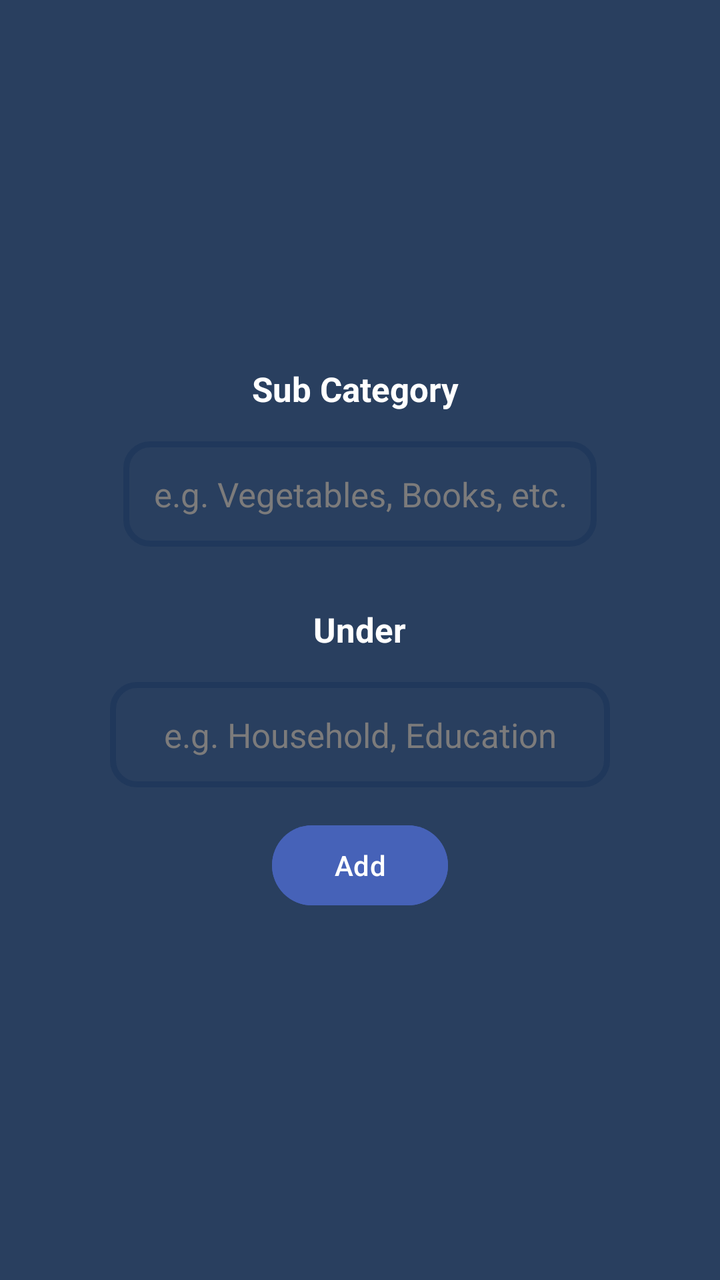
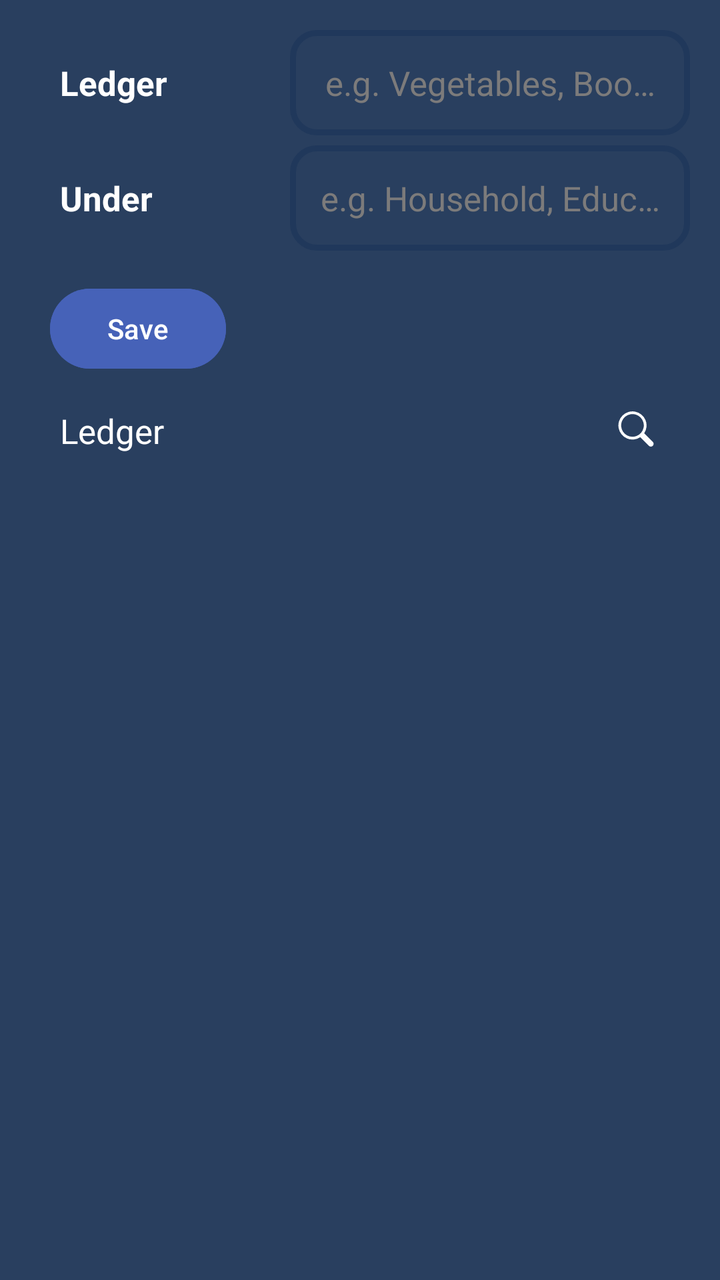

Screens rendered from an Android XML layout before and after an edit, with the pre-edit source and the edit as a unified diff.
<!-- AndroidManifest.xml: application theme Theme.GharKharch -->
<!-- res/layout/fragment_add_sub_category.xml -->
<?xml version="1.0" encoding="utf-8"?>
<LinearLayout xmlns:android="http://schemas.android.com/apk/res/android"
    android:layout_width="match_parent"
    android:layout_height="match_parent"
    android:background="@color/backgroundColor"
    android:gravity="center"
    android:orientation="vertical">

    <TextView
        android:layout_width="wrap_content"
        android:layout_height="wrap_content"
        android:padding="@dimen/padding_large"
        android:text="Sub Category "
        android:textColor="@color/primaryTextColor"
        android:textSize="@dimen/text_size_large"
        android:textStyle="bold" />

    <EditText
        android:id="@+id/input_sub_category"
        android:layout_width="wrap_content"
        android:layout_height="wrap_content"
        android:background="@drawable/search_bar_bordered_bg"
        android:gravity="center"
        android:hint="@string/hint_sub_category"
        android:importantForAutofill="no"
        android:inputType="text"
        android:maxLength="15"
        android:padding="@dimen/padding_large"
        android:textColorHint="@color/primaryTextColorVariant"
        android:textSize="@dimen/text_size_large" />

    <TextView
        android:layout_width="wrap_content"
        android:layout_height="wrap_content"
        android:layout_marginTop="@dimen/margin_large"
        android:padding="@dimen/padding_large"
        android:text="Under"
        android:textColor="@color/primaryTextColor"
        android:textSize="@dimen/text_size_large"
        android:textStyle="bold" />

    <EditText
        android:id="@+id/input_category"
        android:layout_width="250dp"
        android:layout_height="wrap_content"
        android:background="@drawable/search_bar_bordered_bg"
        android:ellipsize="end"
        android:gravity="center"
        android:hint="@string/hint_category"
        android:importantForAutofill="no"
        android:inputType="text"
        android:maxLength="15"
        android:padding="@dimen/padding_large"
        android:textColorHint="@color/primaryTextColorVariant"
        android:textSize="@dimen/text_size_large" />

    <Button
        android:id="@+id/addBtn"
        android:layout_width="wrap_content"
        android:layout_height="wrap_content"
        android:layout_gravity="center"
        android:layout_marginVertical="@dimen/margin_large"
        android:backgroundTint="@color/buttonColor"
        android:text="Add"
        android:textColor="@color/primaryTextColor" />

    <androidx.recyclerview.widget.RecyclerView
        android:id="@+id/category_search_list"
        android:layout_width="250dp"
        android:layout_height="wrap_content"
        android:layout_gravity="center"
        android:layout_marginVertical="@dimen/margin_small"
        android:background="@drawable/rounded_panel"
        android:backgroundTint="@color/backgroundColor"
        android:clipToOutline="true"
        android:outlineProvider="background"
        android:visibility="gone" />

</LinearLayout>
<!-- resources referenced by this layout -->
<resources>
  <color name="backgroundColor">#293F5F</color>
  <color name="buttonColor">#4662B8</color>
  <color name="primaryTextColor">#FFFFFF</color>
  <color name="primaryTextColorVariant">#7C7B7B</color>
  <dimen name="margin_large">15dp</dimen>
  <dimen name="margin_small">5dp</dimen>
  <dimen name="padding_large">15dp</dimen>
  <dimen name="text_size_large">17sp</dimen>
  <!-- drawable rounded_panel (drawable) -->
  <?xml version="1.0" encoding="utf-8"?>
  <shape xmlns:android="http://schemas.android.com/apk/res/android"
      android:shape="rectangle">
      <corners android:radius="8dp" />
  </shape>
  <!-- drawable search_bar_bordered_bg (drawable) -->
  <?xml version="1.0" encoding="utf-8"?>
  <shape xmlns:android="http://schemas.android.com/apk/res/android"
      android:shape="rectangle">
      <stroke
          android:width="3dp"
          android:color="@color/backgroundColorVariant" />
      <corners android:radius="12dp" />
  </shape>
  <string name="hint_category">e.g. Household, Education</string>
  <string name="hint_sub_category">e.g. Vegetables, Books, etc.</string>
  <style name="Theme.GharKharch" parent="Base.Theme.GharKharch">
          <item name="colorPrimary">@color/backgroundColor</item>
          <item name="colorSecondary">@color/lGrey</item>
          
          <item name="colorOnSecondary">@color/primaryTextColor</item>
          <item name="colorOnPrimary">@color/primaryTextColor</item>
          
          <item name="android:textColor">@color/primaryTextColor</item>
          <item name="android:textColorPrimary">@color/primaryTextColor</item>
          <item name="android:textColorSecondary">@color/primaryTextColorVariant</item>
      </style>
  <color name="backgroundColorVariant">#20385B</color>
  <style name="Base.Theme.GharKharch" parent="Theme.Material3.DayNight.NoActionBar">
          
      </style>
  <color name="lGrey">#616161</color>
</resources>

<!-- the commit's change to res/layout/fragment_add_sub_category.xml (unified diff, before → after) -->
@@ -1,79 +1,127 @@
 <?xml version="1.0" encoding="utf-8"?>
-<LinearLayout xmlns:android="http://schemas.android.com/apk/res/android"
+<androidx.constraintlayout.widget.ConstraintLayout xmlns:android="http://schemas.android.com/apk/res/android"
+    xmlns:app="http://schemas.android.com/apk/res-auto"
     android:layout_width="match_parent"
     android:layout_height="match_parent"
     android:background="@color/backgroundColor"
-    android:gravity="center"
-    android:orientation="vertical">
+    android:padding="@dimen/padding_large">
 
     <TextView
-        android:layout_width="wrap_content"
+        android:layout_width="0dp"
         android:layout_height="wrap_content"
         android:padding="@dimen/padding_large"
-        android:text="Sub Category "
+        android:text="Ledger"
         android:textColor="@color/primaryTextColor"
         android:textSize="@dimen/text_size_large"
-        android:textStyle="bold" />
+        android:textStyle="bold"
+        app:layout_constraintBottom_toBottomOf="@id/input_sub_category"
+        app:layout_constraintEnd_toStartOf="@id/input_sub_category"
+        app:layout_constraintStart_toStartOf="parent"
+        app:layout_constraintTop_toTopOf="@id/input_sub_category" />
 
     <EditText
         android:id="@+id/input_sub_category"
-        android:layout_width="wrap_content"
+        style="@style/custom_edit_text"
+        android:layout_width="200dp"
         android:layout_height="wrap_content"
-        android:background="@drawable/search_bar_bordered_bg"
-        android:gravity="center"
         android:hint="@string/hint_sub_category"
-        android:importantForAutofill="no"
-        android:inputType="text"
-        android:maxLength="15"
-        android:padding="@dimen/padding_large"
-        android:textColorHint="@color/primaryTextColorVariant"
-        android:textSize="@dimen/text_size_large" />
+        android:textSize="@dimen/text_size_large"
+        app:layout_constraintEnd_toEndOf="parent"
+        app:layout_constraintTop_toTopOf="parent" />
 
     <TextView
-        android:layout_width="wrap_content"
+        android:layout_width="0dp"
         android:layout_height="wrap_content"
-        android:layout_marginTop="@dimen/margin_large"
+        android:layout_marginVertical="@dimen/margin_small"
         android:padding="@dimen/padding_large"
         android:text="Under"
         android:textColor="@color/primaryTextColor"
         android:textSize="@dimen/text_size_large"
-        android:textStyle="bold" />
+        android:textStyle="bold"
+        app:layout_constraintBottom_toBottomOf="@id/input_category"
+        app:layout_constraintEnd_toStartOf="@id/input_category"
+        app:layout_constraintStart_toStartOf="parent"
+        app:layout_constraintTop_toTopOf="@id/input_category" />
 
     <EditText
         android:id="@+id/input_category"
-        android:layout_width="250dp"
+        style="@style/custom_edit_text"
+        android:layout_width="200dp"
         android:layout_height="wrap_content"
-        android:background="@drawable/search_bar_bordered_bg"
-        android:ellipsize="end"
-        android:gravity="center"
+        android:layout_marginVertical="@dimen/margin_small"
         android:hint="@string/hint_category"
-        android:importantForAutofill="no"
-        android:inputType="text"
-        android:maxLength="15"
-        android:padding="@dimen/padding_large"
-        android:textColorHint="@color/primaryTextColorVariant"
-        android:textSize="@dimen/text_size_large" />
+        android:textSize="@dimen/text_size_large"
+        app:layout_constraintEnd_toEndOf="parent"
+        app:layout_constraintTop_toBottomOf="@id/input_sub_category" />
 
     <Button
         android:id="@+id/addBtn"
         android:layout_width="wrap_content"
         android:layout_height="wrap_content"
-        android:layout_gravity="center"
         android:layout_marginVertical="@dimen/margin_large"
+        android:layout_marginStart="@dimen/margin_medium"
         android:backgroundTint="@color/buttonColor"
-        android:text="Add"
-        android:textColor="@color/primaryTextColor" />
+        android:text="Save"
+        android:textColor="@color/primaryTextColor"
+        app:layout_constraintStart_toStartOf="parent"
+        app:layout_constraintTop_toBottomOf="@id/input_category" />
 
     <androidx.recyclerview.widget.RecyclerView
         android:id="@+id/category_search_list"
-        android:layout_width="250dp"
-        android:layout_height="wrap_content"
-        android:layout_gravity="center"
+        android:layout_width="0dp"
+        android:layout_height="300dp"
         android:layout_marginVertical="@dimen/margin_small"
         android:background="@drawable/rounded_panel"
         android:backgroundTint="@color/backgroundColor"
         android:clipToOutline="true"
         android:outlineProvider="background"
-        android:visibility="gone" />
+        android:translationZ="5dp"
+        android:visibility="gone"
+        app:layout_constraintEnd_toEndOf="@id/input_category"
+        app:layout_constraintStart_toStartOf="@id/input_category"
+        app:layout_constraintTop_toBottomOf="@id/input_category" />
 
-</LinearLayout>
+    <LinearLayout
+        android:id="@+id/list_container"
+        android:layout_width="match_parent"
+        android:layout_height="wrap_content"
+        android:gravity="center"
+        android:orientation="horizontal"
+        app:layout_constraintTop_toBottomOf="@id/addBtn">
+
+        <TextView
+            android:layout_width="0dp"
+            android:layout_height="wrap_content"
+            android:layout_weight="1"
+            android:padding="@dimen/padding_large"
+            android:text="Ledger"
+            android:textSize="@dimen/text_size_large" />
+
+        <SearchView
+            android:id="@+id/search_bar"
+            android:layout_width="match_parent"
+            android:layout_height="wrap_content"
+            android:background="@drawable/search_bar_bordered_bg"
+            android:visibility="gone" />
+
+        <ImageView
+            android:id="@+id/search_button"
+            android:layout_width="wrap_content"
+            android:layout_height="wrap_content"
+            android:importantForAccessibility="no"
+            android:padding="@dimen/padding_large"
+            android:src="@drawable/search_icon" />
+
+    </LinearLayout>
+
+    <androidx.recyclerview.widget.RecyclerView
+        android:id="@+id/sub_category_list"
+        android:layout_width="0dp"
+        android:layout_height="0dp"
+        android:layout_marginVertical="@dimen/margin_small"
+        app:layout_constraintBottom_toBottomOf="parent"
+        app:layout_constraintEnd_toEndOf="@id/list_container"
+        app:layout_constraintStart_toStartOf="@id/list_container"
+        app:layout_constraintTop_toBottomOf="@id/list_container" />
+
+</androidx.constraintlayout.widget.ConstraintLayout>
<!-- resource entries referenced after the edit -->
@@ -5,6 +5,7 @@
   <color name="primaryTextColor">#FFFFFF</color>
   <color name="primaryTextColorVariant">#7C7B7B</color>
   <dimen name="margin_large">15dp</dimen>
+  <dimen name="margin_medium">10dp</dimen>
   <dimen name="margin_small">5dp</dimen>
   <dimen name="padding_large">15dp</dimen>
   <dimen name="text_size_large">17sp</dimen>
@@ -23,8 +24,32 @@
           android:color="@color/backgroundColorVariant" />
       <corners android:radius="12dp" />
   </shape>
+  <!-- drawable search_icon (drawable) -->
+  <vector xmlns:android="http://schemas.android.com/apk/res/android"
+      android:width="24dp"
+      android:height="24dp"
+      android:tint="@color/white"
+      android:viewportWidth="19"
+      android:viewportHeight="19">
+  
+      <path
+          android:fillColor="#000000"
+          android:pathData="M16.147,15.488a1.112,1.112 0,0 1,-1.567 0l-3.395,-3.395a5.575,5.575 0,1 1,1.568 -1.568l3.394,3.395a1.112,1.112 0,0 1,0 1.568zM9.786,11.585a4.488,4.488 0,1 0,-1.681 0.327,4.443 4.443,0 0,0 1.68,-0.327z" />
+  
+  </vector>
   <string name="hint_category">e.g. Household, Education</string>
   <string name="hint_sub_category">e.g. Vegetables, Books, etc.</string>
+  <style name="custom_edit_text" parent="Widget.AppCompat.EditText">
+          <item name="android:maxLines">1</item>
+          <item name="android:maxLength">20</item>
+          <item name="android:ellipsize">end</item>
+          <item name="android:inputType">text</item>
+          <item name="android:gravity">center</item>
+          <item name="android:importantForAutofill">no</item>
+          <item name="android:padding">@dimen/padding_large</item>
+          <item name="android:background">@drawable/search_bar_bordered_bg</item>
+          <item name="android:textColorHint">@color/primaryTextColorVariant</item>
+      </style>
   <style name="Theme.GharKharch" parent="Base.Theme.GharKharch">
           <item name="colorPrimary">@color/backgroundColor</item>
           <item name="colorSecondary">@color/lGrey</item>
@@ -37,6 +62,7 @@
           <item name="android:textColorSecondary">@color/primaryTextColorVariant</item>
       </style>
   <color name="backgroundColorVariant">#20385B</color>
+  <color name="white">#FFFFFFFF</color>
   <style name="Base.Theme.GharKharch" parent="Theme.Material3.DayNight.NoActionBar">
           
       </style>
